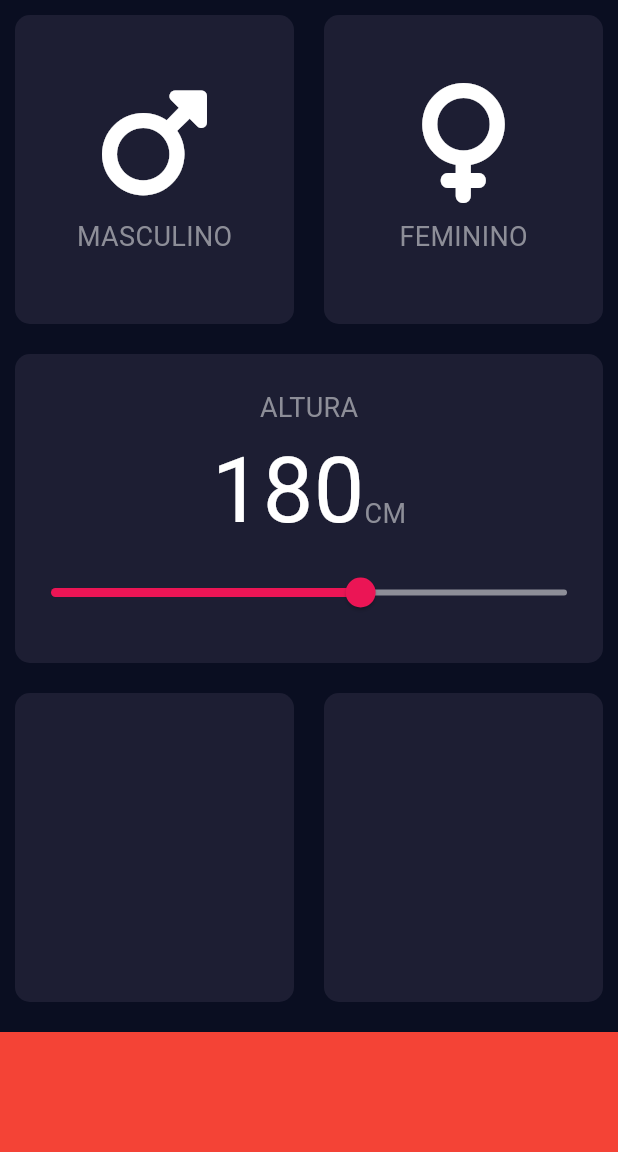
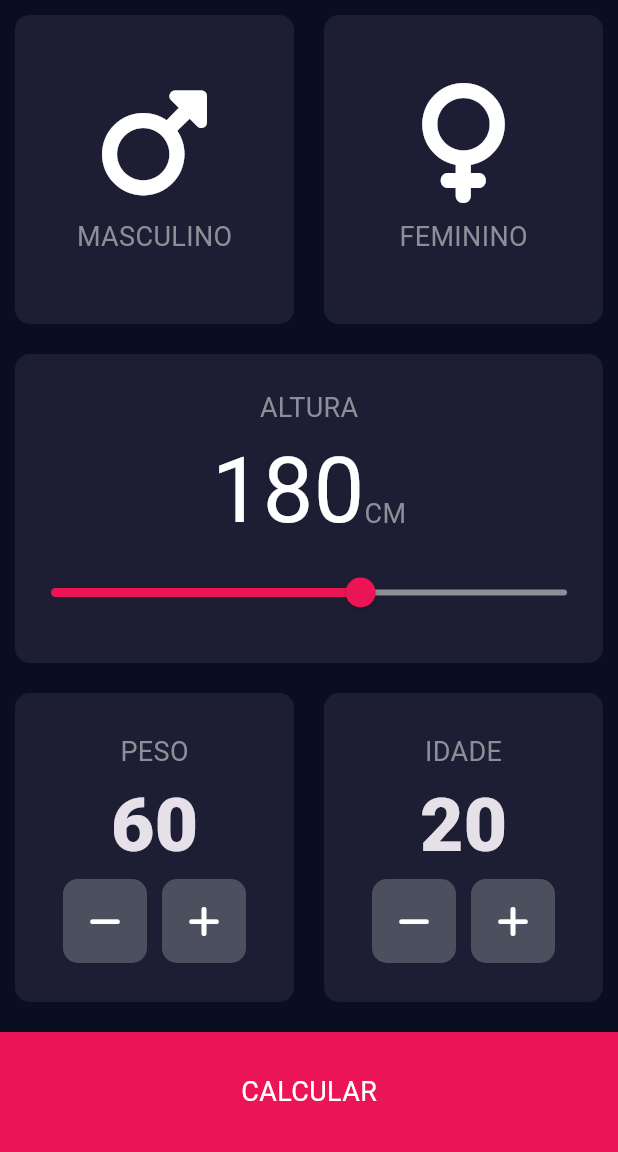
Before and after one commit to lucasMuner/BMI_Calculator, a Flutter app: the screen it shows after launch, on a phone screen of 412 x 824 dp, the part 84-1236 px from its top. Run offline on Flutter 3.47's test engine with Material 3 defaults, Android fonts, the phone set to English and light mode, and no system bars; our stand-ins replace font_awesome_flutter.

Commit message:
Add files via upload

```diff
--- /dev/null
+++ b/lib/bottomButton.dart
@@ -0,0 +1,30 @@
+import 'package:flutter/material.dart';
+
+import 'constants.dart';
+
+class BottomButton extends StatelessWidget {
+  const BottomButton({
+    required this.onTap,
+    required this.buttonTitle,
+  });
+
+  final Function()? onTap;
+  final String buttonTitle;
+  @override
+  Widget build(BuildContext context) {
+    return GestureDetector(
+      onTap: onTap,
+      child: Container(
+        alignment: Alignment.center,
+        child: Text(
+          buttonTitle,
+          style: kBottomTextStyle,
+        ),
+        margin: EdgeInsets.only(top: marginCard),
+        color: Color(0xFFEB1555),
+        width: double.infinity,
+        height: bottomContainerHeight,
+      ),
+    );
+  }
+}
--- /dev/null
+++ b/lib/calculator_brain.dart
@@ -0,0 +1,35 @@
+import 'dart:math';
+
+class CalculatorBrain {
+  final int height;
+  final int weight;
+
+  double _bmi = 0;
+
+  CalculatorBrain(this.height, this.weight);
+
+  String calculateBmi() {
+    _bmi = weight / pow(height / 100, 2);
+    return _bmi.toStringAsFixed(1);
+  }
+
+  String getResult() {
+    if (_bmi >= 25) {
+      return 'Acima do peso!';
+    } else if (_bmi > 18.5) {
+      return 'Normal';
+    } else {
+      return 'Abaixo do peso!';
+    }
+  }
+
+  String getInterpretation() {
+    if (_bmi >= 25) {
+      return 'Seu índice de massa corporal indica que você está acima do peso. Recomendamos consultar um profissional de saúde para orientações e recomendações sobre estilo de vida e nutrição.!';
+    } else if (_bmi > 18.5) {
+      return 'Seu índice de massa corporal está dentro da faixa considerada normal. Continue com os hábitos saudáveis e a prática de exercícios físicos para manter sua saúde.';
+    } else {
+      return 'Seu índice de massa corporal indica que você está abaixo do peso. É importante conversar com um médico para entender as possíveis causas e receber orientações sobre como alcançar um peso saudável.';
+    }
+  }
+}
--- a/lib/constants.dart
+++ b/lib/constants.dart
@@ -1,4 +1,4 @@
-import 'package:flutter/cupertino.dart';
+import 'package:flutter/material.dart';
 
 const bottomContainerHeight = 80.0;
 const sizeIcon = 80.0;
@@ -10,3 +10,41 @@ const colorCardActive = 0xFF1D1E33;
 const colorCardInactive = 0xFF111328;
 const labelTextStyle = TextStyle(fontSize: 18.0, color: Color(0xFF8D8E98));
 const numberTextStyle = TextStyle(fontSize: 60.0, color: Color(0xFFFFFFFF));
+const kBottomTextStyle = TextStyle(
+  fontSize: 18.0,
+  color: Colors.white,
+);
+const kLabelTextStyle = TextStyle(
+  fontSize: 18.0,
+  color: Color(0xFF8D8E98),
+);
+
+const kNumberTextStyle = TextStyle(
+  fontSize: 50.0,
+  fontWeight: FontWeight.w900,
+);
+
+const kLargeButtonTextStyle = TextStyle(
+  fontSize: 25.0,
+  fontWeight: FontWeight.bold,
+);
+
+const kTitleTextStyle = TextStyle(
+  fontSize: 50.0,
+  fontWeight: FontWeight.bold,
+);
+
+const kResultTextStyle = TextStyle(
+  color: Color(0xFF24D876),
+  fontSize: 22.0,
+  fontWeight: FontWeight.bold,
+);
+
+const kBMITextStyle = TextStyle(
+  fontSize: 100.0,
+  fontWeight: FontWeight.bold,
+);
+
+const kBodyTextStyle = TextStyle(
+  fontSize: 22.0,
+);
--- /dev/null
+++ b/lib/iconButton.dart
@@ -0,0 +1,20 @@
+import 'package:flutter/material.dart';
+
+class RoundIconButton extends StatelessWidget {
+  RoundIconButton({required this.icon, required this.onPressed});
+
+  final IconData icon;
+  final Function()? onPressed;
+
+  @override
+  Widget build(BuildContext context) {
+    return RawMaterialButton(
+      child: Icon(icon),
+      onPressed: onPressed,
+      elevation: 0,
+      constraints: BoxConstraints.tightFor(width: 56.0, height: 56.0),
+      shape: RoundedRectangleBorder(borderRadius: BorderRadius.circular(10.0)),
+      fillColor: Color(0xFF4C4F5E),
+    );
+  }
+}
--- a/lib/input_page.dart
+++ b/lib/input_page.dart
@@ -1,8 +1,12 @@
+import 'package:bmi_calculator/resultScreen.dart';
 import 'package:flutter/material.dart';
 import 'package:font_awesome_flutter/font_awesome_flutter.dart';
 
+import 'bottomButton.dart';
+import 'calculator_brain.dart';
 import 'constants.dart';
 import 'custom_card.dart';
+import 'iconButton.dart';
 import 'icon_content.dart';
 
 enum Gender { Masculino, Feminino }
@@ -16,6 +20,8 @@ class _InputPageState extends State<InputPage> {
   int cardColorMale = colorCardActive;
   int cardColorFemale = colorCardActive;
   int height = 180;
+  int age = 20;
+  int weight = 60;
 
   void changeStateCard(Gender gender) {
     gender == Gender.Masculino && cardColorMale == colorCardActive
@@ -140,7 +146,42 @@ class _InputPageState extends State<InputPage> {
                     margin: marginCard,
                     color: colorCardActive,
                     borderRad: borderRadCard,
-                    cardChild: Container(),
+                    cardChild: Column(
+                      mainAxisAlignment: MainAxisAlignment.center,
+                      children: <Widget>[
+                        Text(
+                          'PESO',
+                          style: kLabelTextStyle,
+                        ),
+                        Text(
+                          weight.toString(),
+                          style: kNumberTextStyle,
+                        ),
+                        Row(
+                          mainAxisAlignment: MainAxisAlignment.center,
+                          children: <Widget>[
+                            RoundIconButton(
+                                icon: FontAwesomeIcons.minus,
+                                onPressed: () {
+                                  setState(() {
+                                    weight--;
+                                  });
+                                }),
+                            SizedBox(
+                              width: 10.0,
+                            ),
+                            RoundIconButton(
+                              icon: FontAwesomeIcons.plus,
+                              onPressed: () {
+                                setState(() {
+                                  weight++;
+                                });
+                              },
+                            ),
+                          ],
+                        ),
+                      ],
+                    ),
                   ),
                 ),
                 Expanded(
@@ -148,17 +189,65 @@ class _InputPageState extends State<InputPage> {
                     margin: marginCard,
                     color: colorCardActive,
                     borderRad: borderRadCard,
-                    cardChild: Container(),
+                    cardChild: Column(
+                      mainAxisAlignment: MainAxisAlignment.center,
+                      children: <Widget>[
+                        Text(
+                          'IDADE',
+                          style: kLabelTextStyle,
+                        ),
+                        Text(
+                          age.toString(),
+                          style: kNumberTextStyle,
+                        ),
+                        Row(
+                          mainAxisAlignment: MainAxisAlignment.center,
+                          children: <Widget>[
+                            RoundIconButton(
+                              icon: FontAwesomeIcons.minus,
+                              onPressed: () {
+                                setState(
+                                  () {
+                                    age--;
+                                  },
+                                );
+                              },
+                            ),
+                            SizedBox(
+                              width: 10.0,
+                            ),
+                            RoundIconButton(
+                                icon: FontAwesomeIcons.plus,
+                                onPressed: () {
+                                  setState(() {
+                                    age++;
+                                  });
+                                })
+                          ],
+                        )
+                      ],
+                    ),
                   ),
                 ),
               ],
             ),
           ),
-          Container(
-            margin: EdgeInsets.only(top: marginCard),
-            color: Colors.red,
-            width: double.infinity,
-            height: bottomContainerHeight,
+          BottomButton(
+            buttonTitle: 'CALCULAR',
+            onTap: () {
+              CalculatorBrain calc = CalculatorBrain(height, weight);
+
+              Navigator.push(
+                context,
+                MaterialPageRoute(
+                  builder: (context) => ResultScreen(
+                    bmiResults: calc.calculateBmi(),
+                    resultText: calc.getResult(),
+                    interpretation: calc.getInterpretation(),
+                  ),
+                ),
+              );
+            },
           ),
         ],
       ),
--- a/lib/main.dart
+++ b/lib/main.dart
@@ -1,6 +1,5 @@
+import 'package:bmi_calculator/mainScreen.dart';
 import 'package:flutter/material.dart';
-
-import 'input_page.dart';
 
 void main() => runApp(BMICalculator());
 final ThemeData theme = ThemeData();
@@ -9,11 +8,10 @@ class BMICalculator extends StatelessWidget {
   @override
   Widget build(BuildContext context) {
     return MaterialApp(
-      theme: ThemeData.dark().copyWith(
-        primaryColor: Color(0xFF0A0E15),
-        scaffoldBackgroundColor: Color(0xFF0A0E21),
-      ),
-      home: InputPage(),
+      initialRoute: '/',
+      routes: {
+        '/': (context) => MainScreen(),
+      },
     );
   }
 }
--- /dev/null
+++ b/lib/mainScreen.dart
@@ -0,0 +1,16 @@
+import 'package:flutter/material.dart';
+
+import 'input_page.dart';
+
+class MainScreen extends StatelessWidget {
+  @override
+  Widget build(BuildContext context) {
+    return MaterialApp(
+      theme: ThemeData.dark().copyWith(
+        primaryColor: Color(0xFF0A0E15),
+        scaffoldBackgroundColor: Color(0xFF0A0E21),
+      ),
+      home: InputPage(),
+    );
+  }
+}
```
Also changed, not shown: lib/resultScreen.dart (added, +81 -0 lines), lib/custom_card.dart (line endings or trailing spaces), lib/icon_content.dart (line endings or trailing spaces).
